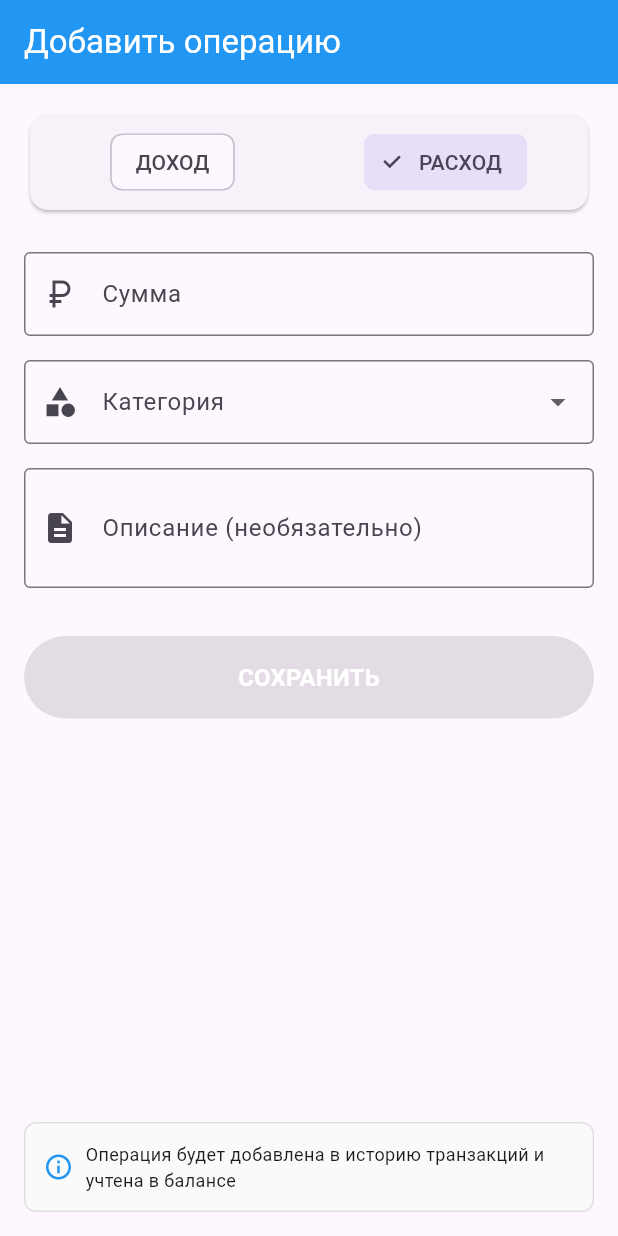
After one commit to Denewmel/coin-keeper, a Flutter app: the screen it shows after launch, on a phone screen of 412 x 824 dp. The commit adds this screen. Run offline on Flutter 3.47's test engine with Material 3 defaults, Android fonts, the phone set to English and light mode, and no system bars.

Commit message:
Добавил пропущенный экран для добавления операции

```diff
--- a/lib/main.dart
+++ b/lib/main.dart
@@ -1,6 +1,7 @@
 import 'package:flutter/material.dart';
 import 'screens/home_screen.dart';
 import 'screens/transactions_screen.dart';
+import 'screens/add_transaction_screen.dart';
 
 void main() {
   runApp(const MainApp());
@@ -12,8 +13,10 @@ class MainApp extends StatelessWidget {
   @override
   Widget build(BuildContext context) {
     return const MaterialApp(
-      home: TransactionsScreen()
-      //home: HomeScreen()
+      //home: HomeScreen(), // Стартовый экран
+      // Для тестирования других экранов:
+      // home: TransactionsScreen()
+      home: AddTransactionScreen()
     );
   }
 }
--- /dev/null
+++ b/lib/screens/add_transaction_screen.dart
@@ -0,0 +1,157 @@
+import 'package:flutter/material.dart';
+
+class AddTransactionScreen extends StatelessWidget {
+  const AddTransactionScreen({super.key});
+
+  @override
+  Widget build(BuildContext context) {
+    return Scaffold(
+      appBar: AppBar(
+        title: const Text('Добавить операцию'),
+        backgroundColor: Colors.blue,
+        foregroundColor: Colors.white,
+      ),
+      body: Padding(
+        padding: const EdgeInsets.all(16.0),
+        child: Column(
+          crossAxisAlignment: CrossAxisAlignment.stretch,
+          children: [
+            // Переключатель тип операции
+            Card(
+              child: Padding(
+                padding: const EdgeInsets.all(8.0),
+                child: Row(
+                  mainAxisAlignment: MainAxisAlignment.spaceEvenly,
+                  children: [
+                    Expanded(
+                      child: ChoiceChip(
+                        label: const Text('ДОХОД'),
+                        selected: false,
+                        onSelected: (selected) {},
+                      ),
+                    ),
+                    const SizedBox(width: 8),
+                    Expanded(
+                      child: ChoiceChip(
+                        label: const Text('РАСХОД'),
+                        selected: true,
+                        onSelected: (selected) {},
+                      ),
+                    ),
+                  ],
+                ),
+              ),
+            ),
+
+            const SizedBox(height: 24),
+
+            // Поле для суммы
+            TextFormField(
+              decoration: const InputDecoration(
+                labelText: 'Сумма',
+                prefixIcon: Icon(Icons.currency_ruble),
+                border: OutlineInputBorder(),
+                hintText: '0',
+              ),
+              keyboardType: TextInputType.number,
+            ),
+
+            const SizedBox(height: 16),
+
+            // Выбор категории
+            DropdownButtonFormField(
+              decoration: const InputDecoration(
+                labelText: 'Категория',
+                prefixIcon: Icon(Icons.category),
+                border: OutlineInputBorder(),
+              ),
+              items: const [
+                DropdownMenuItem(
+                  value: 'food',
+                  child: Text('Еда'),
+                ),
+                DropdownMenuItem(
+                  value: 'transport',
+                  child: Text('Транспорт'),
+                ),
+                DropdownMenuItem(
+                  value: 'entertainment',
+                  child: Text('Развлечения'),
+                ),
+                DropdownMenuItem(
+                  value: 'shopping',
+                  child: Text('Покупки'),
+                ),
+                DropdownMenuItem(
+                  value: 'salary',
+                  child: Text('Зарплата'),
+                ),
+                DropdownMenuItem(
+                  value: 'other',
+                  child: Text('Другое'),
+                ),
+              ],
+              onChanged: (value) {},
+            ),
+
+            const SizedBox(height: 16),
+
+            // Поле для описания
+            TextFormField(
+              decoration: const InputDecoration(
+                labelText: 'Описание (необязательно)',
+                prefixIcon: Icon(Icons.description),
+                border: OutlineInputBorder(),
+                hintText: 'Завтрак, кофе, магазин...',
+              ),
+              maxLines: 2,
+            ),
+
+            const SizedBox(height: 32),
+
+            // Кнопка сохранения
+            ElevatedButton(
+              onPressed: null, // Пока без логики
+              style: ElevatedButton.styleFrom(
+                padding: const EdgeInsets.symmetric(vertical: 16),
+                backgroundColor: Colors.blue,
+              ),
+              child: const Text(
+                'СОХРАНИТЬ',
+                style: TextStyle(
+                  fontSize: 16,
+                  fontWeight: FontWeight.bold,
+                  color: Colors.white,
+                ),
+              ),
+            ),
+
+            const Spacer(),
+
+            // Подсказка
+            Container(
+              padding: const EdgeInsets.all(12),
+              decoration: BoxDecoration(
+                color: Colors.grey.shade50,
+                borderRadius: BorderRadius.circular(8),
+                border: Border.all(color: Colors.grey.shade300),
+              ),
+              child: const Row(
+                children: [
+                  Icon(Icons.info_outline, size: 20, color: Colors.blue),
+                  SizedBox(width: 8),
+                  Expanded(
+                    child: Text(
+                      'Операция будет добавлена в историю транзакций и учтена в балансе',
+                      style: TextStyle(fontSize: 12),
+                    ),
+                  ),
+                ],
+              ),
+            ),
+          ],
+        ),
+      ),
+    );
+  }
+}
```
